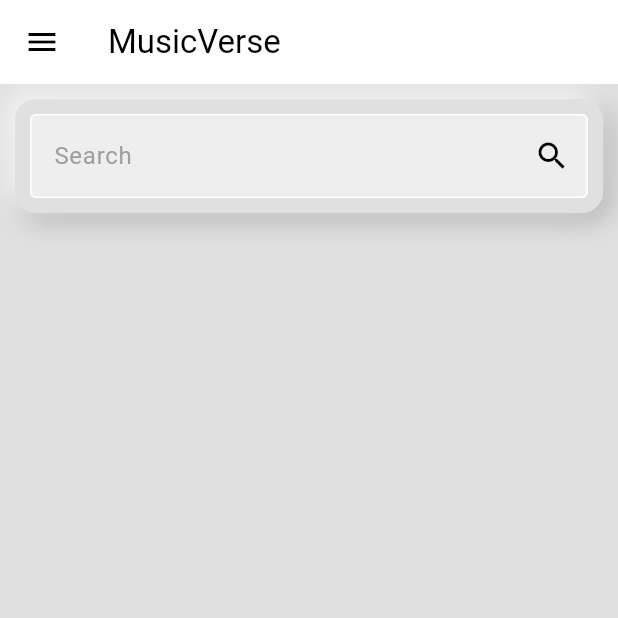
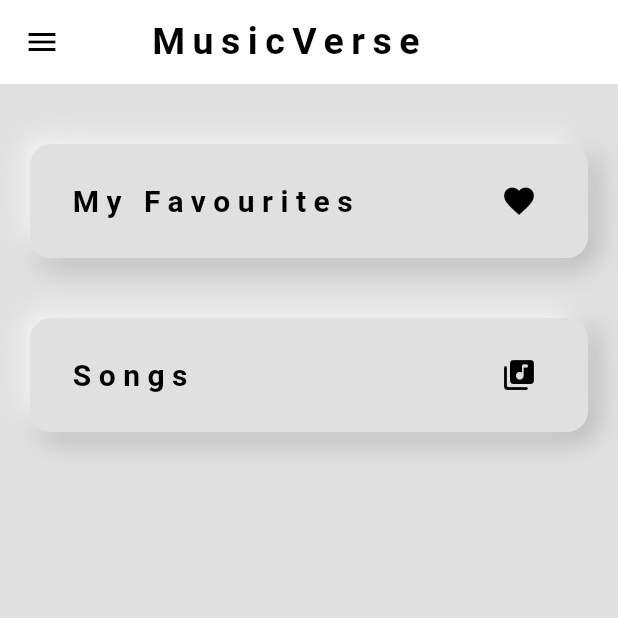
Before and after one commit to kshitizadhikari/minimal_music_app, a Flutter app: the screen it shows once a user with an empty profile is signed in, on a phone screen of 412 x 824 dp, the top half of it. Run offline on Flutter 3.47's test engine with Material 3 defaults, Android fonts, the light colour scheme and no system bars; our stand-ins replace audioplayers, cloud_firestore, firebase_auth, firebase_core, on_audio_query; accounts and stored records are empty.

Commit message:
change HomePage

```diff
--- a/lib/screens/auth_screen.dart
+++ b/lib/screens/auth_screen.dart
@@ -1,6 +1,7 @@
 import 'package:firebase_auth/firebase_auth.dart';
 import 'package:flutter/material.dart';
 import 'package:minimal_music_app/screens/home_screen.dart';
+import 'package:minimal_music_app/screens/playlist_screen.dart';
 import 'package:minimal_music_app/screens/login_or_register_screen.dart';
 import 'package:minimal_music_app/screens/login_screen.dart';
 
--- a/lib/screens/home_screen.dart
+++ b/lib/screens/home_screen.dart
@@ -5,6 +5,7 @@ import 'package:minimal_music_app/components/my_drawer.dart';
 import 'package:minimal_music_app/components/neu_box.dart';
 import 'package:minimal_music_app/models/playlist_provider.dart';
 import 'package:minimal_music_app/models/song.dart';
+import 'package:minimal_music_app/screens/playlist_screen.dart';
 import 'package:minimal_music_app/screens/song_screen.dart';
 import 'package:provider/provider.dart';
 
@@ -16,7 +17,6 @@ class HomeScreen extends StatefulWidget {
 }
 
 class _HomeScreenState extends State<HomeScreen> {
-
   final user = FirebaseAuth.instance.currentUser!;
 
   //get the playlist provider
@@ -28,85 +28,68 @@ class _HomeScreenState extends State<HomeScreen> {
     playlistProvider = Provider.of<PlaylistProvider>(context, listen: false);
   }
 
-  //goto a song
-  void gotoSong(int index) {
-    //update current song index
-
-    playlistProvider.currentSongIndex = index;
-
-    //navigate to song page
-    Navigator.push(
-      context,
-      MaterialPageRoute(
-        builder: (context) => SongScreen(user: user),
-      ),
-    );
-  }
-
-  //search a song
-  void runFilter(String value) {
-    // Check if playlistProvider is initialized
-    if (playlistProvider != null) {
-      // Call the searchSong method with the provided value
-      playlistProvider.searchSong(value);
-    }
-  }
-
-
   @override
   Widget build(BuildContext context) {
     return Scaffold(
       backgroundColor: Theme.of(context).colorScheme.background,
       appBar: AppBar(
-        title: const Text('MusicVerse'),
+        title: const Padding(
+          padding: EdgeInsets.only(left: 27),
+          child: Text(
+            'MusicVerse',
+            style: TextStyle(
+              fontWeight: FontWeight.bold,
+              fontSize: 25,
+              letterSpacing: 5,
+            ),
+          ),
+        ),
       ),
       drawer: const MyDrawer(),
       body: Consumer<PlaylistProvider>(builder: (context, value, child) {
-        //get the playlist
-        value.loadSongs();
-        var playlist = value.playlist;
-        // return the list view UI
         return Column(
           children: [
-            Padding(
-              padding: EdgeInsets.all(10.0),
+            const SizedBox(height: 20),
+            const Padding(
+              padding: EdgeInsets.symmetric(horizontal: 20, vertical: 20),
               child: NeuBox(
-                child: MyTextField(
-                  hintText: 'Enter a song',
-                  obscureText: false,
-                  labelText: 'Search',
-                  suffixIcon: const Icon(Icons.search),
-                  onChanged: (value) => runFilter(value),
+                child: ListTile(
+                  title: Text(
+                    'My Favourites',
+                    style: TextStyle(
+                        fontSize: 20,
+                        fontWeight: FontWeight.bold,
+                        letterSpacing: 5),
+                  ),
+                  trailing: Icon(Icons.favorite_outlined),
                 ),
               ),
             ),
-            const SizedBox(height: 20),
-            Expanded(
-              child: ListView.builder(
-                  itemCount: playlist.length,
-                  itemBuilder: (context, index) {
-                    final Song song = playlist[index];
-                    return Padding(
-                      padding: const EdgeInsets.symmetric(
-                          horizontal: 20, vertical: 10),
-                      child: NeuBox(
-                        child: ListTile(
-                          title: Text(song.songName),
-                          subtitle: Text(song.artistName),
-                          leading: ClipRRect(
-                              borderRadius: BorderRadius.circular(5),
-                              child: Image.asset(song.albumArtImagePath)),
-                          onTap: () => gotoSong(index),
-                        ),
-                      ),
+             Padding(
+              padding: const EdgeInsets.symmetric(horizontal: 20, vertical: 20),
+              child: NeuBox(
+                child: ListTile(
+                  title: const Text(
+                    'Songs',
+                    style: TextStyle(
+                        fontSize: 20,
+                        fontWeight: FontWeight.bold,
+                        letterSpacing: 5),
+                  ),
+                  trailing: const Icon(Icons.my_library_music_rounded),
+                  onTap: () {
+                    Navigator.push(
+                      context,
+                      MaterialPageRoute(builder: (context) => PlaylistScreen()),
                     );
-                  }),
+                  },
+
+                ),
+              ),
             ),
           ],
         );
       }),
     );
   }
-
-
 }
```
Also changed, not shown: lib/screens/playlist_screen.dart (added, +146 -0 lines), lib/screens/song_screen.dart (+11 -6 lines).
